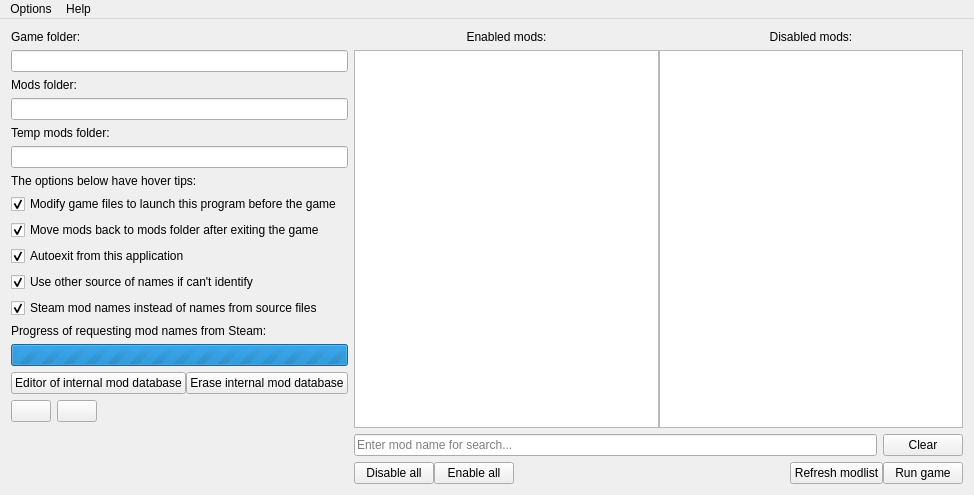
Above: MainWindow.ui from Van-Weyden/ESModManager before the change. Below: the same form after it.
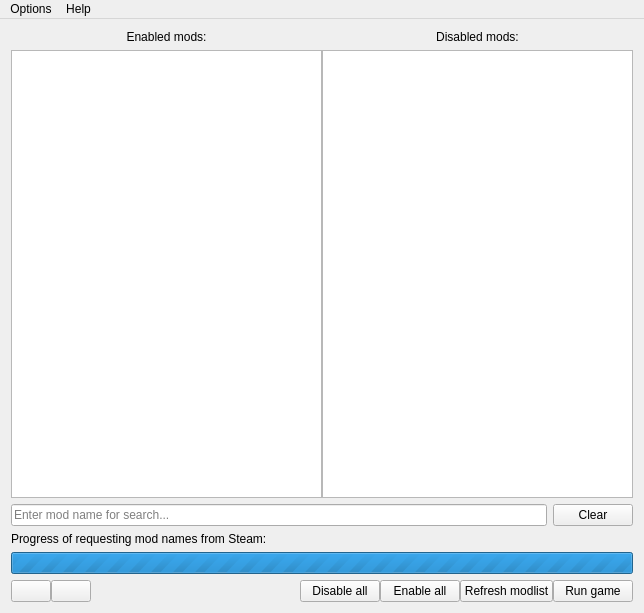
That is the form after the change. Icons and pictures are not drawn.

What changed in the file:
```diff
--- a/MainWindow.ui
+++ b/MainWindow.ui
@@ -6,267 +6,15 @@
    <rect>
     <x>0</x>
     <y>0</y>
-    <width>974</width>
-    <height>495</height>
+    <width>644</width>
+    <height>613</height>
    </rect>
   </property>
   <property name="windowTitle">
    <string>Everlasting Summer mod manager</string>
   </property>
   <widget class="QWidget" name="centralWidget">
-   <layout class="QHBoxLayout" name="horizontalLayout_5" stretch="1,2,0">
-    <item>
-     <layout class="QVBoxLayout" name="leftMainVerticalLayout">
-      <item>
-       <widget class="QLabel" name="gameFolderLabel">
-        <property name="text">
-         <string>Game folder:</string>
-        </property>
-       </widget>
-      </item>
-      <item>
-       <widget class="QLineEdit" name="gameFolderLineEdit">
-        <property name="readOnly">
-         <bool>true</bool>
-        </property>
-       </widget>
-      </item>
-      <item>
-       <widget class="QLabel" name="modsFolderLabel">
-        <property name="text">
-         <string>Mods folder:</string>
-        </property>
-       </widget>
-      </item>
-      <item>
-       <widget class="QLineEdit" name="modsFolderLineEdit">
-        <property name="readOnly">
-         <bool>true</bool>
-        </property>
-       </widget>
-      </item>
-      <item>
-       <widget class="QLabel" name="tempModsFolderLabel">
-        <property name="text">
-         <string>Temp mods folder:</string>
-        </property>
-       </widget>
-      </item>
-      <item>
-       <widget class="QLineEdit" name="tempModsFolderLineEdit">
-        <property name="readOnly">
-         <bool>true</bool>
-        </property>
-       </widget>
-      </item>
-      <item>
-       <widget class="QLabel" name="tipsLabel">
-        <property name="text">
-         <string>The options below have hover tips:</string>
-        </property>
-       </widget>
-      </item>
-      <item>
-       <widget class="QCheckBox" name="replaceOriginLauncherCheckBox">
-        <property name="toolTip">
-         <string>When you launch Everlasting Summer through Steam or shortcut, this program will launch first.</string>
-        </property>
-        <property name="text">
-         <string>Modify game files to launch this program before the game</string>
-        </property>
-        <property name="checked">
-         <bool>true</bool>
-        </property>
-       </widget>
-      </item>
-      <item>
-       <widget class="QCheckBox" name="moveModsBackCheckBox">
-        <property name="toolTip">
-         <string>WARNING: disabling this feature may hurt your Steam mods files due to them updates!</string>
-        </property>
-        <property name="text">
-         <string>Move mods back to mods folder after exiting the game</string>
-        </property>
-        <property name="checked">
-         <bool>true</bool>
-        </property>
-       </widget>
-      </item>
-      <item>
-       <widget class="QCheckBox" name="autoexitCheckBox">
-        <property name="toolTip">
-         <string>The program will still run in the background during the game but will be closed after exiting from game.</string>
-        </property>
-        <property name="text">
-         <string>Autoexit from this application</string>
-        </property>
-        <property name="checked">
-         <bool>true</bool>
-        </property>
-       </widget>
-      </item>
-      <item>
-       <widget class="QCheckBox" name="completeNamesCheckBox">
-        <property name="toolTip">
-         <string>If the mod name wasn't defined by one of the methods 
-(reading mod source files / request from Steam workshop), 
-the name obtained by the other method is displayed.</string>
-        </property>
-        <property name="text">
-         <string>Use other source of names if can't identify</string>
-        </property>
-        <property name="checked">
-         <bool>true</bool>
-        </property>
-       </widget>
-      </item>
-      <item>
-       <widget class="QCheckBox" name="useSteamModNamesCheckBox">
-        <property name="toolTip">
-         <string>If checked, display mod names received by requests to Steam Workshop.
-If unchecked, display mod names from their source files.</string>
-        </property>
-        <property name="text">
-         <string>Steam mod names instead of names from source files</string>
-        </property>
-        <property name="checked">
-         <bool>true</bool>
-        </property>
-       </widget>
-      </item>
-      <item>
-       <layout class="QVBoxLayout" name="progressVerticalLayout">
-        <property name="leftMargin">
-         <number>0</number>
-        </property>
-        <property name="topMargin">
-         <number>0</number>
-        </property>
-        <item>
-         <widget class="QLabel" name="progressLabel">
-          <property name="text">
-           <string>Progress of requesting mod names from Steam:</string>
-          </property>
-         </widget>
-        </item>
-        <item>
-         <widget class="QProgressBar" name="progressBar">
-          <property name="maximum">
-           <number>0</number>
-          </property>
-          <property name="value">
-           <number>-1</number>
-          </property>
-          <property name="alignment">
-           <set>Qt::AlignCenter</set>
-          </property>
-          <property name="invertedAppearance">
-           <bool>false</bool>
-          </property>
-         </widget>
-        </item>
-       </layout>
-      </item>
-      <item>
-       <layout class="QHBoxLayout" name="databaseHorizontalLayout">
-        <property name="spacing">
-         <number>0</number>
-        </property>
-        <item>
-         <widget class="QPushButton" name="databaseEditorButton">
-          <property name="toolTip">
-           <string>Opens an editor of internal mods database in which you can set your own mod names</string>
-          </property>
-          <property name="text">
-           <string>Editor of internal mod database</string>
-          </property>
-         </widget>
-        </item>
-        <item>
-         <spacer name="databaseHorizontalSpacer">
-          <property name="orientation">
-           <enum>Qt::Horizontal</enum>
-          </property>
-          <property name="sizeHint" stdset="0">
-           <size>
-            <width>40</width>
-            <height>20</height>
-           </size>
-          </property>
-         </spacer>
-        </item>
-        <item>
-         <widget class="QPushButton" name="eraseDatabaseButton">
-          <property name="toolTip">
-           <string>Erases all entries about the mod names &amp; their folders from the internal database. This will also erase the mod names you define.</string>
-          </property>
-          <property name="text">
-           <string>Erase internal mod database</string>
-          </property>
-         </widget>
-        </item>
-       </layout>
-      </item>
-      <item>
-       <layout class="QHBoxLayout" name="langLayout">
-        <item>
-         <widget class="QPushButton" name="engLangButton">
-          <property name="toolTip">
-           <string>Set English language</string>
-          </property>
-          <property name="text">
-           <string/>
-          </property>
-          <property name="icon">
-           <iconset>
-            <normaloff>images/Flag-United-States.ico</normaloff>images/Flag-United-States.ico</iconset>
-          </property>
-         </widget>
-        </item>
-        <item>
-         <widget class="QPushButton" name="rusLangButton">
-          <property name="toolTip">
-           <string>Set Russian language</string>
-          </property>
-          <property name="text">
-           <string/>
-          </property>
-          <property name="icon">
-           <iconset>
-            <normaloff>images/Flag-Russia.ico</normaloff>images/Flag-Russia.ico</iconset>
-          </property>
-         </widget>
-        </item>
-        <item>
-         <spacer name="langHorizontalSpacer">
-          <property name="orientation">
-           <enum>Qt::Horizontal</enum>
-          </property>
-          <property name="sizeHint" stdset="0">
-           <size>
-            <width>0</width>
-            <height>0</height>
-           </size>
-          </property>
-         </spacer>
-        </item>
-       </layout>
-      </item>
-      <item>
-       <spacer name="leftVerticalSpacer">
-        <property name="orientation">
-         <enum>Qt::Vertical</enum>
-        </property>
-        <property name="sizeHint" stdset="0">
-         <size>
-          <width>20</width>
-          <height>0</height>
-         </size>
-        </property>
-       </spacer>
-      </item>
-     </layout>
-    </item>
+   <layout class="QHBoxLayout" name="horizontalLayout_5" stretch="2,0">
     <item>
      <layout class="QVBoxLayout" name="rightMainVerticalLayout">
       <item>
@@ -372,6 +120,39 @@
         </item>
        </layout>
       </item>
+      <item>
+       <layout class="QVBoxLayout" name="progressVerticalLayout">
+        <property name="leftMargin">
+         <number>0</number>
+        </property>
+        <property name="topMargin">
+         <number>0</number>
+        </property>
+        <item>
+         <widget class="QLabel" name="progressLabel">
+          <property name="text">
+           <string>Progress of requesting mod names from Steam:</string>
+          </property>
+         </widget>
+        </item>
+        <item>
+         <widget class="QProgressBar" name="progressBar">
+          <property name="maximum">
+           <number>0</number>
+          </property>
+          <property name="value">
+           <number>-1</number>
+          </property>
+          <property name="alignment">
+           <set>Qt::AlignCenter</set>
+          </property>
+          <property name="invertedAppearance">
+           <bool>false</bool>
+          </property>
+         </widget>
+        </item>
+       </layout>
+      </item>
       <item>
        <layout class="QHBoxLayout" name="buttonsHorizontalLayout">
         <property name="spacing">
@@ -380,6 +161,47 @@
         <property name="sizeConstraint">
          <enum>QLayout::SetDefaultConstraint</enum>
         </property>
+        <item>
+         <widget class="QPushButton" name="rusLangButton">
+          <property name="toolTip">
+           <string>Set Russian language</string>
+          </property>
+          <property name="text">
+           <string/>
+          </property>
+          <property name="icon">
+           <iconset>
+            <normaloff>images/Flag-Russia.ico</normaloff>images/Flag-Russia.ico</iconset>
+          </property>
+         </widget>
+        </item>
+        <item>
+         <widget class="QPushButton" name="engLangButton">
+          <property name="toolTip">
+           <string>Set English language</string>
+          </property>
+          <property name="text">
+           <string/>
+          </property>
+          <property name="icon">
+           <iconset>
+            <normaloff>images/Flag-United-States.ico</normaloff>images/Flag-United-States.ico</iconset>
+          </property>
+         </widget>
+        </item>
+        <item>
+         <spacer name="buttonsHorizontalSpacer">
+          <property name="orientation">
+           <enum>Qt::Horizontal</enum>
+          </property>
+          <property name="sizeHint" stdset="0">
+           <size>
+            <width>40</width>
+            <height>20</height>
+           </size>
+          </property>
+         </spacer>
+        </item>
         <item>
          <widget class="QPushButton" name="disableAllButton">
           <property name="sizePolicy">
@@ -400,19 +222,6 @@
           </property>
          </widget>
         </item>
-        <item>
-         <spacer name="buttonsHorizontalSpacer">
-          <property name="orientation">
-           <enum>Qt::Horizontal</enum>
-          </property>
-          <property name="sizeHint" stdset="0">
-           <size>
-            <width>40</width>
-            <height>20</height>
-           </size>
-          </property>
-         </spacer>
-        </item>
         <item>
          <widget class="QPushButton" name="refreshButton">
           <property name="text">
@@ -451,7 +260,7 @@
     <rect>
      <x>0</x>
      <y>0</y>
-     <width>974</width>
+     <width>644</width>
      <height>26</height>
     </rect>
    </property>
```
Left out of the diff: 102 changed lines with no effect on the pictures.
